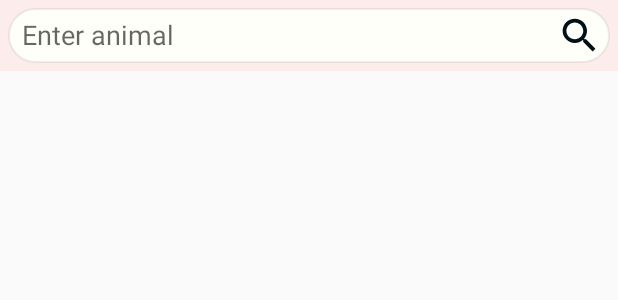
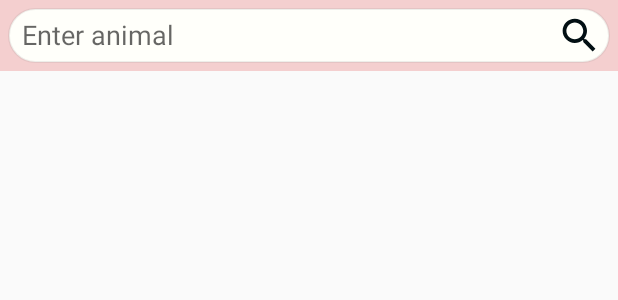
Before and after one commit to DreHubOff/FunFacts, an Android app: the layout fragment_search.xml on its own in the app's theme, with its tools: preview values and no code run, on a phone screen of 412 x 824 dp. Shown: the top 300 px of the screen. Run offline under Robolectric (Android 15) with nearby library versions, the phone set to English and light mode, and no system bars.

Commit message:
search logic

```diff
--- a/app/src/main/res/layout/fragment_search.xml
+++ b/app/src/main/res/layout/fragment_search.xml
@@ -3,7 +3,7 @@
     xmlns:tools="http://schemas.android.com/tools"
     android:layout_width="match_parent"
     android:layout_height="wrap_content"
-    android:background="#BBFFE8E8"
+    android:background="#DAF4C8C8"
     android:padding="5dp"
     tools:context=".ui.search.SearchFragment">
 
--- a/app/src/main/res/values/styles.xml
+++ b/app/src/main/res/values/styles.xml
@@ -3,8 +3,8 @@
     <!-- Base application theme. -->
     <style name="AppTheme" parent="Theme.AppCompat.Light.NoActionBar">
         <!-- Customize your theme here. -->
-        <item name="colorPrimary">#BBFFE8E8</item>
-        <item name="colorPrimaryDark">#BBFFE8E8</item>
+        <item name="colorPrimary">#DAF4C8C8</item>
+        <item name="colorPrimaryDark">#DAF4C8C8</item>
         <item name="colorAccent">@color/colorAccent</item>
     </style>
 
```
Also changed, not shown: app/src/main/java/com/studying/funfacts/network/model/RequestBuilder.kt (+9 -7 lines), app/src/main/java/com/studying/funfacts/ui/main/MainActivity.kt (+7 -2 lines), app/src/main/java/com/studying/funfacts/ui/search/SearchFragment.kt (+12 -5 lines).
